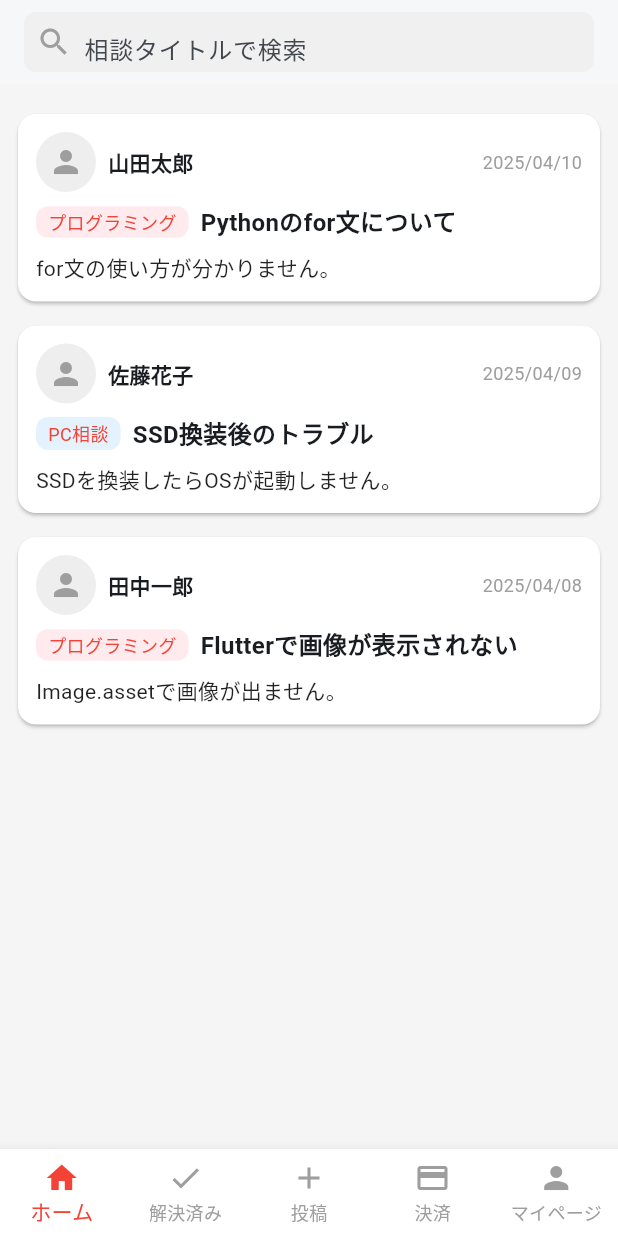
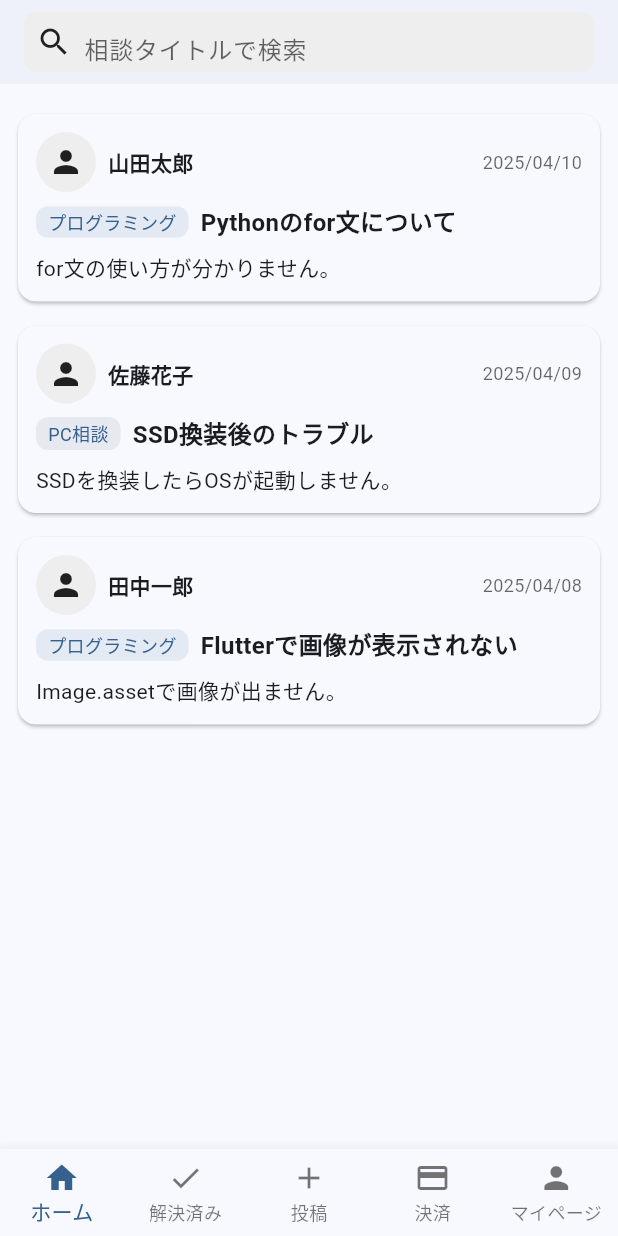
Before and after one commit to chumenium/graduation-project, a Flutter app: the screen it shows after launch, on a phone screen of 412 x 824 dp. Run offline on Flutter 3.47's test engine with Material 3 defaults, Android fonts, the light colour scheme and no system bars; our stand-ins replace cloud_firestore, firebase_auth, firebase_core; accounts and stored records are empty.

Commit message:
fix: ホーム画面タブのテーマ切り替え対応

```diff
--- a/lib/features/home/pages/home_screen.dart
+++ b/lib/features/home/pages/home_screen.dart
@@ -58,10 +58,12 @@ class _HomeScreenState extends State<HomeScreen> {
   Widget build(BuildContext context) {
     String normalize(String s) {
       return s
-        .toLowerCase()
-        .replaceAllMapped(RegExp(r'[Ａ-Ｚａ-ｚ０-９]'), (m) => String.fromCharCode(m.group(0)!.codeUnitAt(0) - 0xFEE0))
-        .replaceAll(RegExp(r'\s+'), '');
+          .toLowerCase()
+          .replaceAllMapped(RegExp(r'[Ａ-Ｚａ-ｚ０-９]'),
+              (m) => String.fromCharCode(m.group(0)!.codeUnitAt(0) - 0xFEE0))
+          .replaceAll(RegExp(r'\s+'), '');
     }
+
     final normalizedSearch = normalize(_searchText);
     final filteredPosts = _searchText.isEmpty
         ? _posts
@@ -70,34 +72,46 @@ class _HomeScreenState extends State<HomeScreen> {
             final category = normalize(p['category']!);
             final content = normalize(p['content']!);
             return title.contains(normalizedSearch) ||
-                   category.contains(normalizedSearch) ||
-                   content.contains(normalizedSearch);
+                category.contains(normalizedSearch) ||
+                content.contains(normalizedSearch);
           }).toList();
 
+    final theme = Theme.of(context);
+    final cardColor = theme.cardColor;
+    final textColor = theme.textTheme.bodyLarge?.color;
+    final bgColor = theme.scaffoldBackgroundColor;
+    final appBarColor =
+        theme.appBarTheme.backgroundColor ?? theme.colorScheme.surface;
+    final inputBgColor = theme.inputDecorationTheme.fillColor ??
+        (theme.brightness == Brightness.dark
+            ? Colors.grey[800]
+            : Colors.grey[200]);
+
     return Scaffold(
-      backgroundColor: const Color(0xFFF5F5F5),
+      backgroundColor: bgColor,
       appBar: AppBar(
-        backgroundColor: Colors.white,
+        backgroundColor: appBarColor,
         elevation: 1,
         title: Container(
           height: 40,
           decoration: BoxDecoration(
-            color: const Color(0xFFF0F0F0),
+            color: inputBgColor,
             borderRadius: BorderRadius.circular(8),
           ),
           child: Row(
             children: [
               const SizedBox(width: 8),
-              const Icon(Icons.search, color: Colors.grey),
+              Icon(Icons.search, color: theme.iconTheme.color),
               const SizedBox(width: 8),
               Expanded(
                 child: TextField(
                   controller: _searchController,
-                  decoration: const InputDecoration(
+                  decoration: InputDecoration(
                     hintText: '相談タイトルで検索',
                     border: InputBorder.none,
+                    hintStyle: TextStyle(color: theme.hintColor),
                   ),
-                  style: const TextStyle(fontSize: 16),
+                  style: TextStyle(fontSize: 16, color: textColor),
                 ),
               ),
             ],
@@ -110,9 +124,10 @@ class _HomeScreenState extends State<HomeScreen> {
         itemBuilder: (context, index) {
           final post = filteredPosts[index];
           return Card(
-            color: Colors.white,
+            color: cardColor,
             margin: const EdgeInsets.symmetric(vertical: 8),
-            shape: RoundedRectangleBorder(borderRadius: BorderRadius.circular(12)),
+            shape:
+                RoundedRectangleBorder(borderRadius: BorderRadius.circular(12)),
             elevation: 1,
             child: Padding(
               padding: const EdgeInsets.all(12.0),
@@ -122,34 +137,50 @@ class _HomeScreenState extends State<HomeScreen> {
                   Row(
                     children: [
                       CircleAvatar(
-                        backgroundColor: Colors.grey[200],
-                        child: const Icon(Icons.person, color: Colors.grey),
+                        backgroundColor: theme.brightness == Brightness.dark
+                            ? Colors.grey[800]
+                            : Colors.grey[200],
+                        child: Icon(Icons.person, color: theme.iconTheme.color),
                       ),
                       const SizedBox(width: 8),
-                      Text(post['user']!, style: const TextStyle(fontWeight: FontWeight.bold)),
+                      Text(post['user']!,
+                          style: TextStyle(
+                              fontWeight: FontWeight.bold, color: textColor)),
                       const Spacer(),
-                      Text(post['date']!, style: const TextStyle(color: Colors.grey, fontSize: 12)),
+                      Text(post['date']!,
+                          style:
+                              TextStyle(color: theme.hintColor, fontSize: 12)),
                     ],
                   ),
                   const SizedBox(height: 8),
                   Row(
                     children: [
                       Container(
-                        padding: const EdgeInsets.symmetric(horizontal: 8, vertical: 2),
+                        padding: const EdgeInsets.symmetric(
+                            horizontal: 8, vertical: 2),
                         decoration: BoxDecoration(
-                          color: post['category'] == 'プログラミング' ? Colors.red[50] : Colors.blue[50],
+                          color: post['category'] == 'プログラミング'
+                              ? theme.colorScheme.primary.withOpacity(0.1)
+                              : theme.colorScheme.secondary.withOpacity(0.1),
                           borderRadius: BorderRadius.circular(8),
                         ),
-                        child: Text(post['category']!, style: const TextStyle(fontSize: 12, color: Colors.red)),
+                        child: Text(post['category']!,
+                            style: TextStyle(
+                                fontSize: 12,
+                                color: theme.colorScheme.primary)),
                       ),
                       const SizedBox(width: 8),
                       Expanded(
-                        child: Text(post['title']!, style: const TextStyle(fontWeight: FontWeight.bold, fontSize: 16)),
+                        child: Text(post['title']!,
+                            style: TextStyle(
+                                fontWeight: FontWeight.bold,
+                                fontSize: 16,
+                                color: textColor)),
                       ),
                     ],
                   ),
                   const SizedBox(height: 8),
-                  Text(post['content']!, style: const TextStyle(color: Colors.black87)),
+                  Text(post['content']!, style: TextStyle(color: textColor)),
                 ],
               ),
             ),
--- a/lib/features/home/pages/main_navigation.dart
+++ b/lib/features/home/pages/main_navigation.dart
@@ -25,14 +25,15 @@ class _MainNavigationState extends State<MainNavigation> {
 
   @override
   Widget build(BuildContext context) {
+    final theme = Theme.of(context);
     return Scaffold(
       body: _pages[_currentIndex],
       bottomNavigationBar: BottomNavigationBar(
         currentIndex: _currentIndex,
         onTap: (index) => setState(() => _currentIndex = index),
-        selectedItemColor: Colors.red,
-        unselectedItemColor: Colors.grey,
-        backgroundColor: Colors.white,
+        selectedItemColor: theme.colorScheme.primary,
+        unselectedItemColor: theme.unselectedWidgetColor,
+        backgroundColor: theme.colorScheme.surface,
         type: BottomNavigationBarType.fixed,
         items: const [
           BottomNavigationBarItem(icon: Icon(Icons.home), label: 'ホーム'),
```
